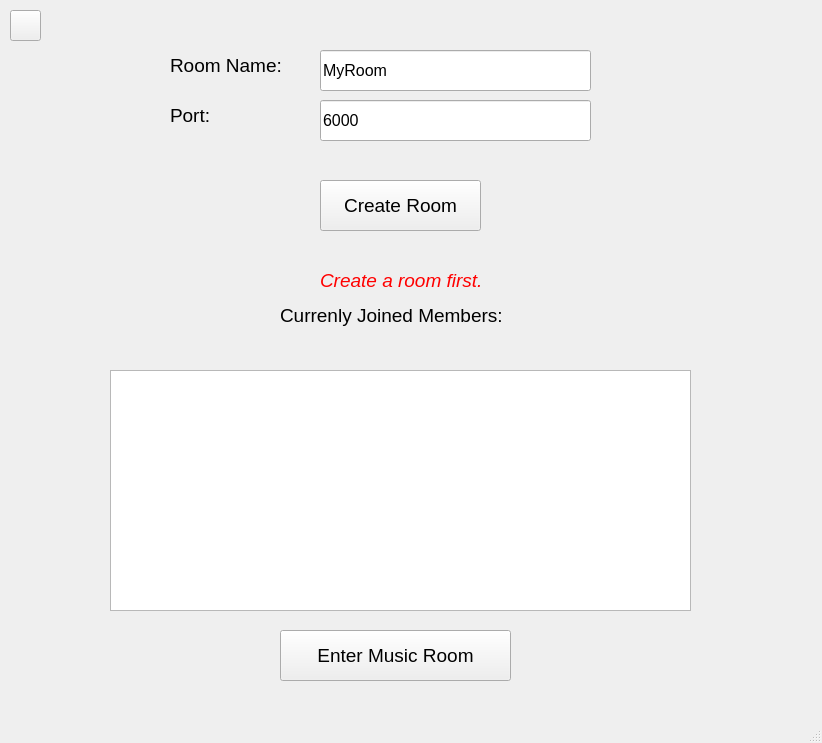
Above: HostWindow/hostwindow.ui from Mamad-MD/JukeBox-MusicPlayer- before the change. Below: the same form after it.
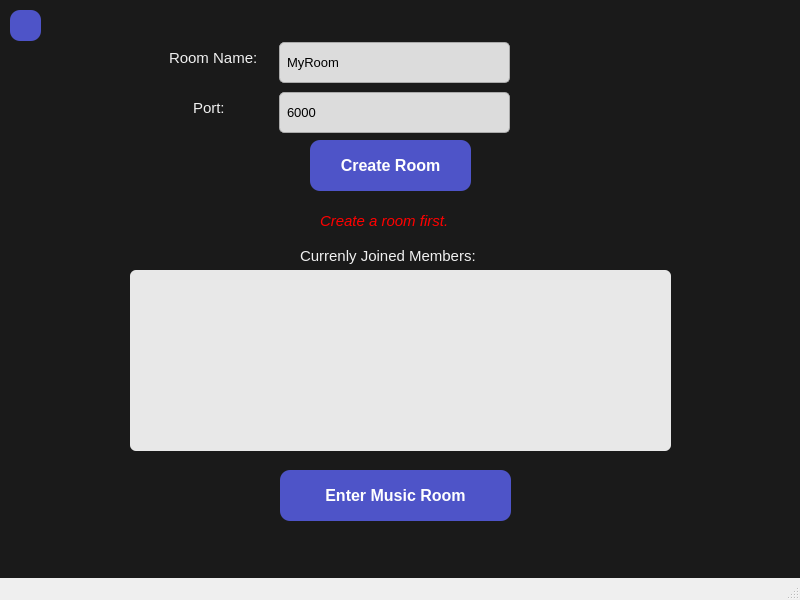
That is the form after the change. Icons and pictures are not drawn.

```diff
--- a/HostWindow/hostwindow.ui
+++ b/HostWindow/hostwindow.ui
@@ -6,26 +6,79 @@
    <rect>
     <x>0</x>
     <y>0</y>
-    <width>822</width>
-    <height>743</height>
+    <width>800</width>
+    <height>600</height>
    </rect>
   </property>
   <property name="windowTitle">
    <string>MainWindow</string>
   </property>
   <widget class="QWidget" name="centralwidget">
+   <property name="styleSheet">
+    <string notr="true">QWidget#centralwidget {
+    /*background-image: url(:/images/bg_main.jpg); */
+    background-position: center;
+    background-repeat: no-repeat;
+    background-color: #1a1a1a;
+}
+
+QLabel {
+    color: #f0f0f0;
+    font-size: 11pt;
+    font-family: &quot;Segoe UI&quot;, &quot;Arial&quot;;
+}
+
+QLineEdit {
+    background-color: rgba(255, 255, 255, 0.85);
+    color: #000;
+    font-size: 10pt;
+    padding: 5px;
+    border: 1px solid #aaa;
+    border-radius: 5px;
+}
+
+QPushButton {
+    background-color: #4e54c8;
+    background-image: linear-gradient(315deg, #4e54c8 0%, #8f94fb 74%);
+    color: white;
+    border-radius: 10px;
+    font-size: 12pt;
+    padding: 8px 16px;
+    font-weight: bold;
+    border: none;
+}
+
+QPushButton:hover {
+    background-color: #6a6ff0;
+}
+
+QPushButton:pressed {
+    background-color: #3e42a8;
+}
+
+QTableWidget {
+    background-color: rgba(255, 255, 255, 0.9);
+    alternate-background-color: #f2f2f2;
+    gridline-color: #ccc;
+    font-size: 9pt;
+    color: #000;
+    border-radius: 6px;
+}
+</string>
+   </property>
    <widget class="QLabel" name="Label_RoomName">
     <property name="geometry">
      <rect>
-      <x>170</x>
-      <y>40</y>
+      <x>169</x>
+      <y>32</y>
       <width>161</width>
       <height>51</height>
      </rect>
     </property>
     <property name="font">
      <font>
-      <pointsize>14</pointsize>
+      <family>Segoe UI</family>
+      <pointsize>11</pointsize>
      </font>
     </property>
     <property name="text">
@@ -35,15 +88,16 @@
    <widget class="QPushButton" name="PushButton_CreateRoom">
     <property name="geometry">
      <rect>
-      <x>320</x>
-      <y>180</y>
+      <x>310</x>
+      <y>140</y>
       <width>161</width>
       <height>51</height>
      </rect>
     </property>
     <property name="font">
      <font>
-      <pointsize>14</pointsize>
+      <pointsize>12</pointsize>
+      <bold>true</bold>
      </font>
     </property>
     <property name="text">
@@ -53,15 +107,16 @@
    <widget class="QLabel" name="Label_List">
     <property name="geometry">
      <rect>
-      <x>280</x>
-      <y>290</y>
+      <x>300</x>
+      <y>230</y>
       <width>291</width>
       <height>51</height>
      </rect>
     </property>
     <property name="font">
      <font>
-      <pointsize>14</pointsize>
+      <family>Segoe UI</family>
+      <pointsize>11</pointsize>
      </font>
     </property>
     <property name="text">
@@ -72,14 +127,15 @@
     <property name="geometry">
      <rect>
       <x>320</x>
-      <y>260</y>
+      <y>200</y>
       <width>221</width>
       <height>41</height>
      </rect>
     </property>
     <property name="font">
      <font>
-      <pointsize>14</pointsize>
+      <family>Segoe UI</family>
+      <pointsize>11</pointsize>
       <italic>true</italic>
       <bold>false</bold>
       <underline>false</underline>
@@ -107,7 +163,8 @@
     </property>
     <property name="font">
      <font>
-      <pointsize>14</pointsize>
+      <pointsize>12</pointsize>
+      <bold>true</bold>
      </font>
     </property>
     <property name="text">
@@ -120,15 +177,15 @@
    <widget class="QLineEdit" name="LineEdit_RoomName">
     <property name="geometry">
      <rect>
-      <x>320</x>
-      <y>50</y>
-      <width>271</width>
+      <x>279</x>
+      <y>42</y>
+      <width>231</width>
       <height>41</height>
      </rect>
     </property>
     <property name="font">
      <font>
-      <pointsize>12</pointsize>
+      <pointsize>10</pointsize>
      </font>
     </property>
     <property name="text">
@@ -138,15 +195,16 @@
    <widget class="QLabel" name="Label_RoomName_2">
     <property name="geometry">
      <rect>
-      <x>170</x>
-      <y>90</y>
+      <x>193</x>
+      <y>82</y>
       <width>161</width>
       <height>51</height>
      </rect>
     </property>
     <property name="font">
      <font>
-      <pointsize>14</pointsize>
+      <family>Segoe UI</family>
+      <pointsize>11</pointsize>
      </font>
     </property>
     <property name="text">
@@ -156,15 +214,15 @@
    <widget class="QLineEdit" name="LineEdit_Port">
     <property name="geometry">
      <rect>
-      <x>320</x>
-      <y>100</y>
-      <width>271</width>
+      <x>279</x>
+      <y>92</y>
+      <width>231</width>
       <height>41</height>
      </rect>
     </property>
     <property name="font">
      <font>
-      <pointsize>12</pointsize>
+      <pointsize>10</pointsize>
      </font>
     </property>
     <property name="text">
@@ -177,10 +235,10 @@
    <widget class="QTableWidget" name="TableWidget_Clients">
     <property name="geometry">
      <rect>
-      <x>110</x>
-      <y>370</y>
-      <width>581</width>
-      <height>241</height>
+      <x>130</x>
+      <y>270</y>
+      <width>541</width>
+      <height>181</height>
      </rect>
     </property>
    </widget>
@@ -191,14 +249,15 @@
     <property name="geometry">
      <rect>
       <x>280</x>
-      <y>630</y>
+      <y>470</y>
       <width>231</width>
       <height>51</height>
      </rect>
     </property>
     <property name="font">
      <font>
-      <pointsize>14</pointsize>
+      <pointsize>12</pointsize>
+      <bold>true</bold>
      </font>
     </property>
     <property name="text">
```
Left out of the diff: 2 changed lines with no effect on the pictures.
